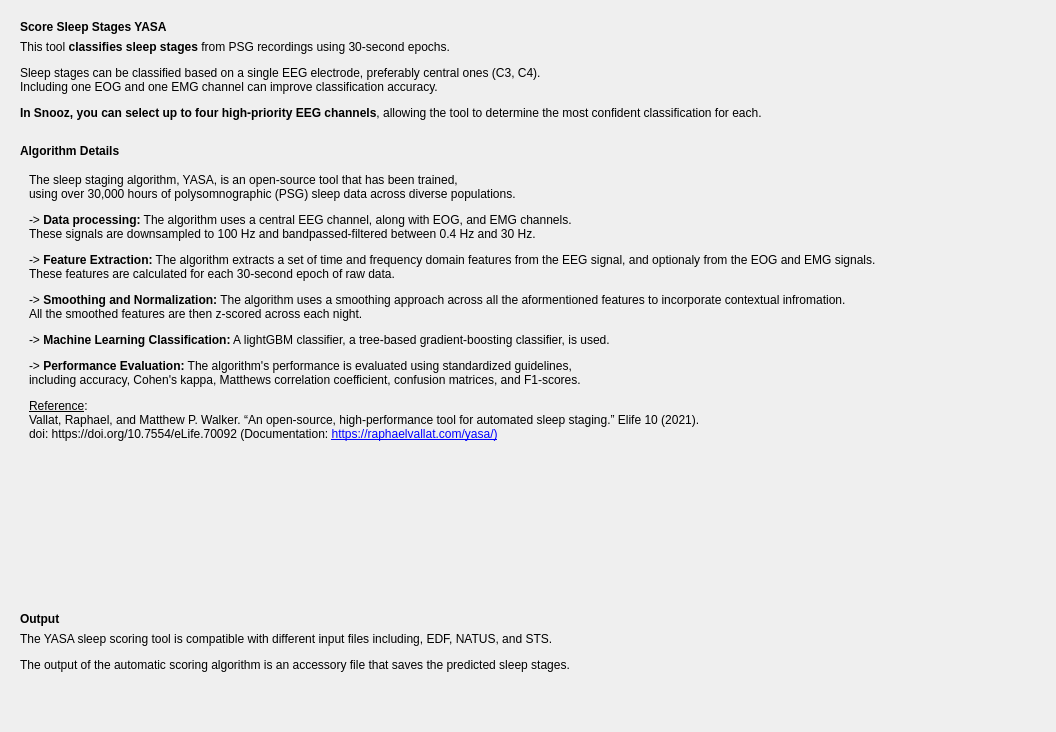
Before: the Qt Designer form tools/CEAMSTools/ScoreSleepStagesYASA/AlgoIntroStep/Ui_AlgoIntroStep.ui in SnoozToolbox/snooz-package-ceams, drawn with Qt 5.
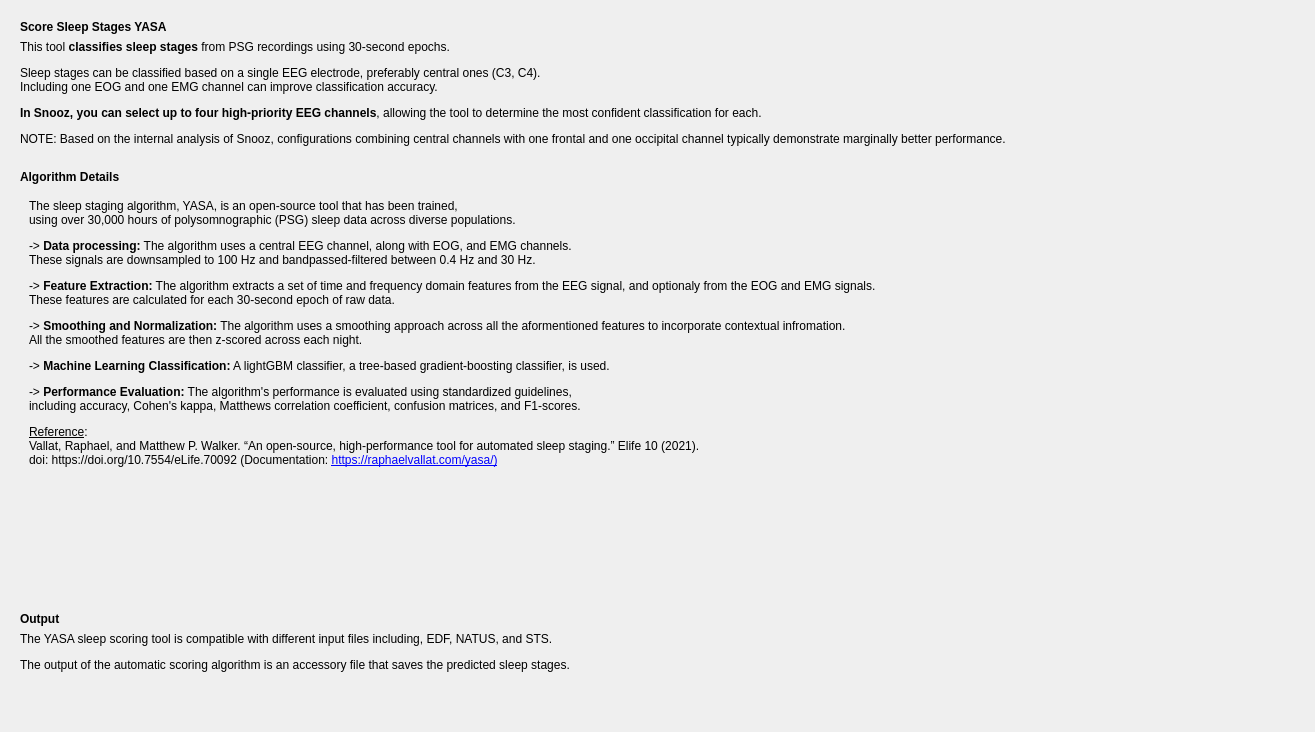
After: the same form once the commit is applied.

Commit message: Yasa sleep scoring tool UI updated

```diff
--- a/tools/CEAMSTools/ScoreSleepStagesYASA/AlgoIntroStep/Ui_AlgoIntroStep.ui
+++ b/tools/CEAMSTools/ScoreSleepStagesYASA/AlgoIntroStep/Ui_AlgoIntroStep.ui
@@ -6,7 +6,7 @@
    <rect>
     <x>0</x>
     <y>0</y>
-    <width>1056</width>
+    <width>1315</width>
     <height>732</height>
    </rect>
   </property>
@@ -70,7 +70,7 @@
              <number>0</number>
             </property>
             <property name="text">
-             <string>&lt;html&gt;&lt;head/&gt;&lt;body&gt;&lt;p&gt;This tool &lt;span style=&quot; font-weight:700;&quot;&gt;classifies sleep stages&lt;/span&gt; from PSG recordings using 30-second epochs.&lt;/p&gt;&lt;p&gt;Sleep stages can be classified based on a single EEG electrode, preferably central ones (C3, C4).&lt;br/&gt;Including one EOG and one EMG channel can improve classification accuracy.&lt;/p&gt;&lt;p align=&quot;justify&quot;&gt;&lt;span style=&quot; font-weight:700;&quot;&gt;In Snooz, you can select up to four high-priority EEG channels&lt;/span&gt;, allowing the tool to determine the most confident classification for each.&lt;/p&gt;&lt;/body&gt;&lt;/html&gt;</string>
+             <string>&lt;html&gt;&lt;head/&gt;&lt;body&gt;&lt;p&gt;This tool &lt;span style=&quot; font-weight:700;&quot;&gt;classifies sleep stages&lt;/span&gt; from PSG recordings using 30-second epochs.&lt;/p&gt;&lt;p&gt;Sleep stages can be classified based on a single EEG electrode, preferably central ones (C3, C4).&lt;br/&gt;Including one EOG and one EMG channel can improve classification accuracy.&lt;/p&gt;&lt;p align=&quot;justify&quot;&gt;&lt;span style=&quot; font-weight:700;&quot;&gt;In Snooz, you can select up to four high-priority EEG channels&lt;/span&gt;, allowing the tool to determine the most confident classification for each. &lt;/p&gt;&lt;p align=&quot;justify&quot;&gt;NOTE: Based on the internal analysis of Snooz, configurations combining central channels with one frontal and one occipital channel typically demonstrate marginally better performance.&lt;/p&gt;&lt;/body&gt;&lt;/html&gt;</string>
             </property>
            </widget>
           </item>
@@ -130,7 +130,7 @@
               <rect>
                <x>0</x>
                <y>0</y>
-               <width>1156</width>
+               <width>1265</width>
                <height>390</height>
               </rect>
              </property>
```
The commit also changes 3 other files.
